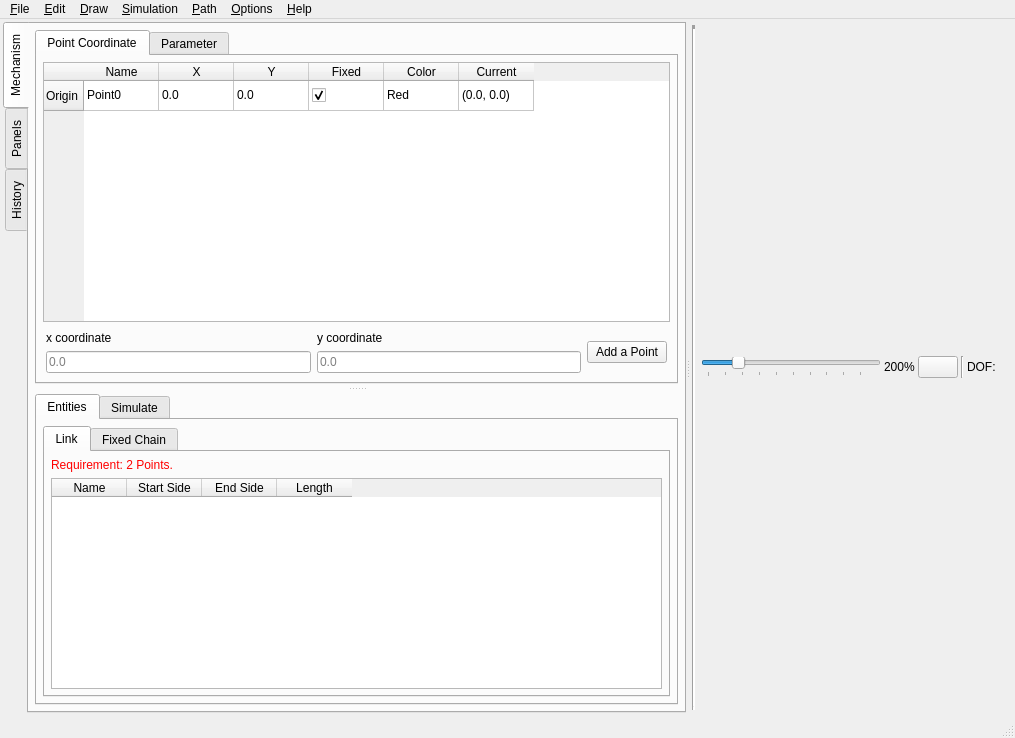
The window that core/main.ui (KmolYuan/Pyslvs-UI) describes before a commit, drawn with Qt 5.
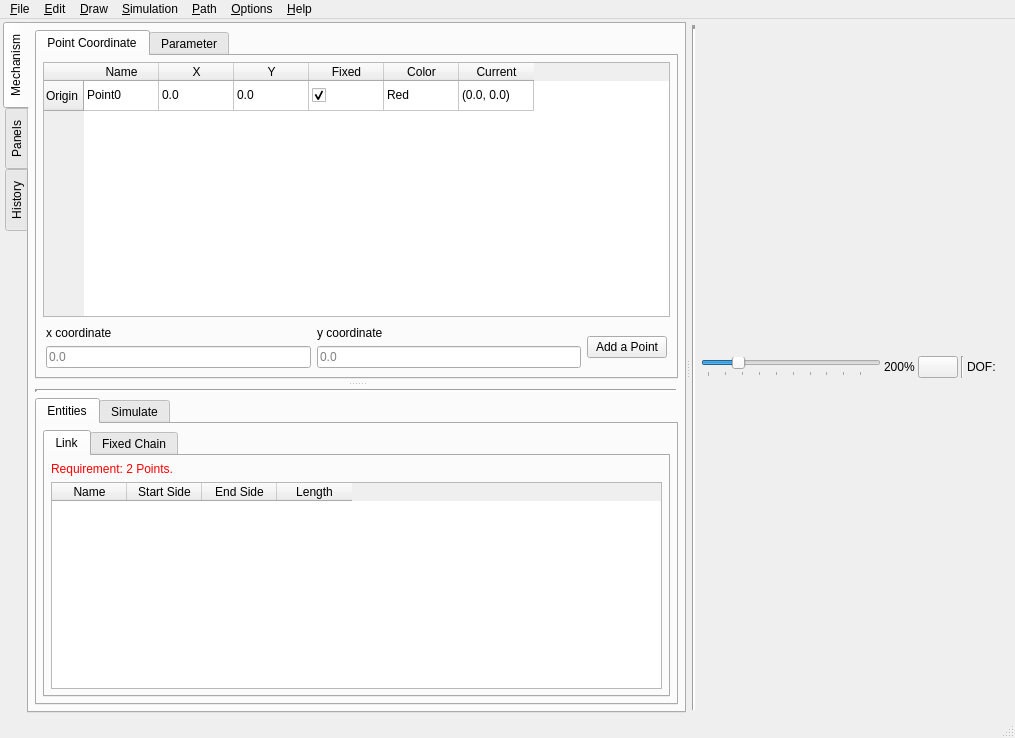
The same window after the commit. Icons and pictures are not drawn.

Diff of the .ui file:
```diff
--- a/core/main.ui
+++ b/core/main.ui
@@ -647,6 +647,16 @@
                  <property name="bottomMargin">
                   <number>3</number>
                  </property>
+                 <item>
+                  <widget class="Line" name="line_5">
+                   <property name="lineWidth">
+                    <number>3</number>
+                   </property>
+                   <property name="orientation">
+                    <enum>Qt::Horizontal</enum>
+                   </property>
+                  </widget>
+                 </item>
                  <item>
                   <widget class="QTabWidget" name="OptionTab">
                    <property name="tabShape">
```
Left out of the diff: 3 changed lines with no effect on the pictures.
